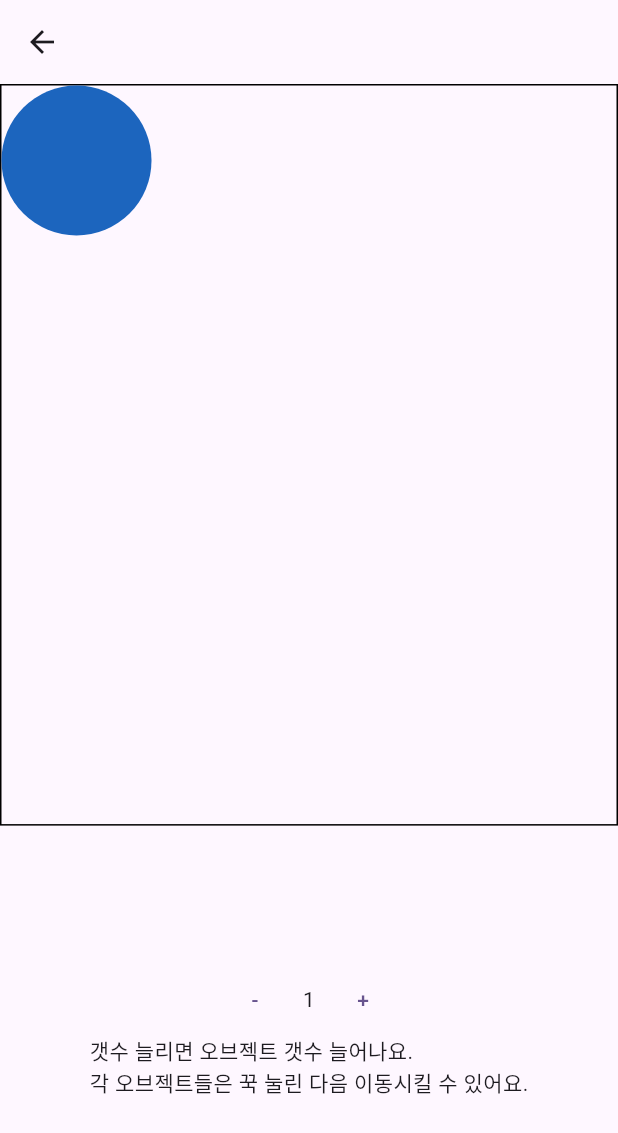
After one commit to binbyell/ptp2, a Flutter app: the PageMoveContainer screen opened directly, after a tap on an icon or button, on a phone screen of 412 x 824 dp. The commit adds this screen. Shown: the top 1133 px of the screen. Run offline on Flutter 3.47's test engine with Material 3 defaults, Android fonts, the phone set to English and light mode, and no system bars; our stand-ins replace flutter_colorpicker.

Commit message:
ver 24.05.16

```diff
--- /dev/null
+++ b/lib/items/02_gesture/moveableItem.dart
@@ -0,0 +1,68 @@
+
+// offset
+// child(widget)
+
+import 'package:flutter/material.dart';
+
+class MoveAbleItem extends StatefulWidget {
+  final Size size;
+  final Widget child;
+  final Offset? offset;
+
+  const MoveAbleItem({super.key, required this.size, required this.child, this.offset});
+  @override
+  State<MoveAbleItem> createState() => _MoveAbleItemState();
+}
+
+class _MoveAbleItemState extends State<MoveAbleItem> {
+
+  Offset point = const Offset(0,0);
+  double correctionDx = 0;
+  double correctionDy = 0;
+
+
+  @override
+  void initState() {
+    // TODO: implement initState
+    WidgetsBinding.instance.addPostFrameCallback((_) {
+      if(widget.offset != null){
+        point = widget.offset!;
+        correctionDx = widget.offset!.dx;
+        correctionDy = widget.offset!.dy;
+      }
+    });
+    super.initState();
+  }
+
+  @override
+  Widget build(BuildContext context) {
+
+    return Positioned(
+      top: point.dy,
+      left: point.dx,
+      child: GestureDetector(
+        onLongPressStart: (a){
+          setState(() {
+            point = Offset(
+                a.localPosition.dx+correctionDx-(widget.size.width/2),
+                a.localPosition.dy+correctionDy-(widget.size.height/2)
+            );
+          });
+        },
+        onLongPressMoveUpdate: (a){
+          setState(() {
+            point = Offset(
+                a.localPosition.dx+correctionDx-(widget.size.width/2),
+                a.localPosition.dy+correctionDy-(widget.size.height/2)
+            );
+          });
+        },
+        onLongPressEnd: (a){
+          correctionDx = point.dx;
+          correctionDy = point.dy;
+        },
+        child: widget.child,
+      ),
+    );
+  }
+}
--- a/lib/items/02_gesture/slideRemove.dart
+++ b/lib/items/02_gesture/slideRemove.dart
@@ -33,6 +33,7 @@ class _SlideRemoveState extends State<SlideRemove> {
       onHorizontalDragEnd: (s){
         if(s.primaryVelocity == null){
           return;
+
         }
         if(nowOnMove == false){
           return;
--- a/lib/main.dart
+++ b/lib/main.dart
@@ -1,6 +1,7 @@
 import 'package:flutter/material.dart';
 import 'package:provider/provider.dart';
 import 'package:ptp_v2/list.dart';
+import 'package:ptp_v2/notifier/02_03_notifier_listControl.dart';
 import 'package:ptp_v2/notifier/02_notifier_gesture.dart';
 import 'package:ptp_v2/notifier/01_notifier_setting.dart';
 
@@ -17,6 +18,7 @@ class StartApp extends StatelessWidget{
       providers: [
         ChangeNotifierProvider(create: (_) => NotifierSetting()),
         ChangeNotifierProvider(create: (_) => NotifierGesture()),
+        ChangeNotifierProvider(create: (_) => NotifierListControl()),
       ],
       child: const MyApp(),
     );
--- /dev/null
+++ b/lib/notifier/02_03_notifier_listControl.dart
@@ -0,0 +1,36 @@
+
+import 'package:flutter/material.dart';
+
+class NotifierListControl extends ChangeNotifier{
+
+  /// value
+  int _itemCount = 0;
+  List<Color> itemColors = [];
+
+  /// get
+  int get getItemCount => _itemCount;
+
+  /// set
+  void itemCountIncrease(){
+    _itemCount ++;
+    notifyListeners();
+  }
+  void itemCountDecrease(){
+    if(_itemCount > 0){
+      _itemCount --;
+      notifyListeners();
+    }
+  }
+  void addColor(Color color){
+    itemColors.add(color);
+  }
+  void removeLastColor(){
+    itemColors.removeLast();
+    notifyListeners();
+  }
+  void insertColor(int index){
+    if(index >= itemColors.length){
+      throw FormatException();
+    }
+  }
+}
--- /dev/null
+++ b/lib/page/02_page_gesture/02_page_movecontainer.dart
@@ -0,0 +1,107 @@
+
+import 'dart:math';
+
+import 'package:flutter/material.dart';
+import 'package:provider/provider.dart';
+import 'package:ptp_v2/items/02_gesture/moveableItem.dart';
+import 'package:ptp_v2/notifier/02_03_notifier_listControl.dart';
+
+class PageMoveContainer extends StatefulWidget {
+  final String? paraString;
+
+  const PageMoveContainer({super.key, this.paraString});
+
+  @override
+  State<PageMoveContainer> createState() => PageMoveContainerState();
+}
+
+class PageMoveContainerState extends State<PageMoveContainer> {
+
+  bool onMove = false;
+
+  @override
+  void initState() {
+    WidgetsBinding.instance.addPostFrameCallback((_) {
+
+    });
+    // TODO: implement initState
+    super.initState();
+  }
+
+  @override
+  Widget build(BuildContext context) {
+    // 디바이스 너비
+    double deviceWidth = MediaQuery.of(context).size.width;
+    // 디바이스 높이
+    double deviceHeight = MediaQuery.of(context).size.height;
+
+    NotifierListControl notifierListControl = Provider.of<NotifierListControl>(context);
+
+    return Scaffold(
+      appBar: AppBar(),
+      body: Column(
+        children: [
+          GestureDetector(
+            child: Container(
+                width: deviceWidth,
+                height: deviceHeight * 0.6,
+                decoration: BoxDecoration(
+                    color: Colors.transparent, border: Border.all()),
+                child: Stack(
+                  children: [
+                    for(int a = 0; a<notifierListControl.itemColors.length; a++)
+                      MoveAbleItem(
+                        size: const Size(100, 100),
+                        child: Container(
+                          width: 100,
+                          height: 100,
+                          decoration: BoxDecoration(
+                              shape: BoxShape.circle, color: notifierListControl.itemColors[a]),
+                        ),
+                      ),
+                  ],
+                )),
+          ),
+          Expanded(
+            child: Column(
+              mainAxisAlignment: MainAxisAlignment.center,
+              children: [
+                Row(
+                  mainAxisAlignment: MainAxisAlignment.center,
+                  children: [
+
+                    TextButton(
+                        onPressed: (){
+                          notifierListControl.itemCountDecrease();
+                        },
+                        child: const Text("-")
+                    ),
+                    Text("${notifierListControl.getItemCount}"),
+                    TextButton(
+                        onPressed: (){
+                          notifierListControl.itemCountIncrease();
+                          notifierListControl.addColor(getRanColor());
+                        },
+                        child: const Text("+")),
+
+                  ],
+                ),
+                const Text("갯수 늘리면 오브젝트 갯수 늘어나요.\n각 오브젝트들은 꾹 눌린 다음 이동시킬 수 있어요."),
+              ],
+            ),
+          )
+        ],
+      ),
+    );
+  }
+
+  Color getRanColor(){
+    final random = Random();
+    return Color.fromARGB(
+      255,
+      random.nextInt(256),
+      random.nextInt(256),
+      random.nextInt(256),
+    );
+  }
+}
```
Also changed, not shown: lib/page/02_page_gesture/02_list.dart (+7 -0 lines), lib/page/02_page_gesture/02_page_gesture.dart (+34 -9 lines).
